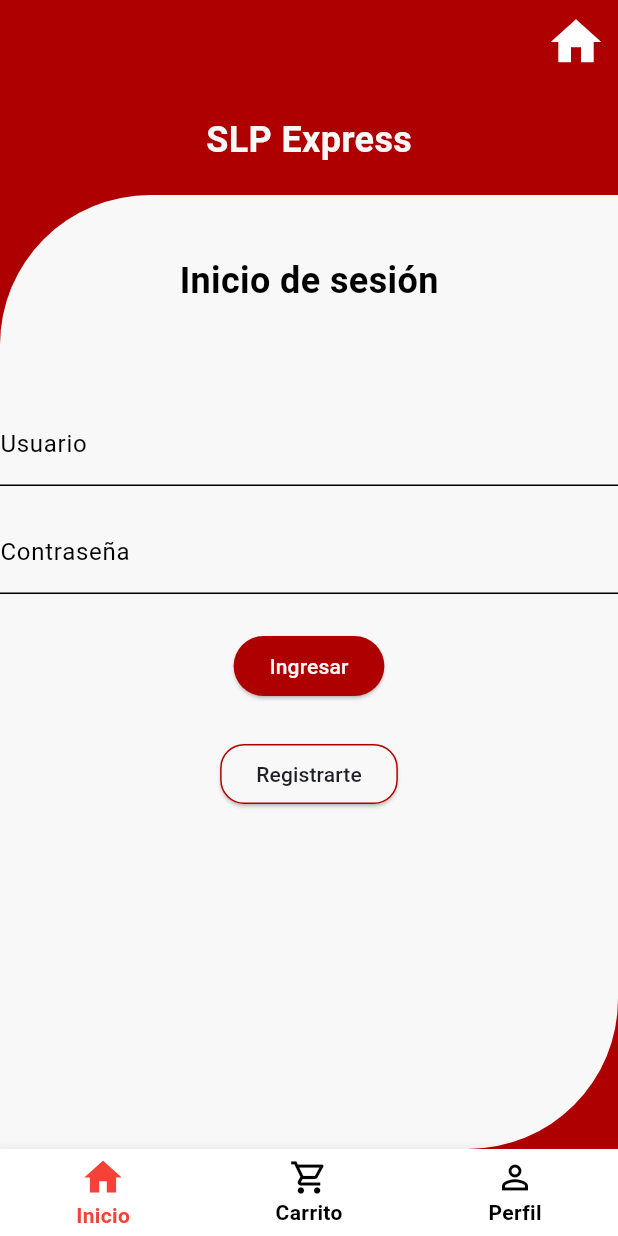
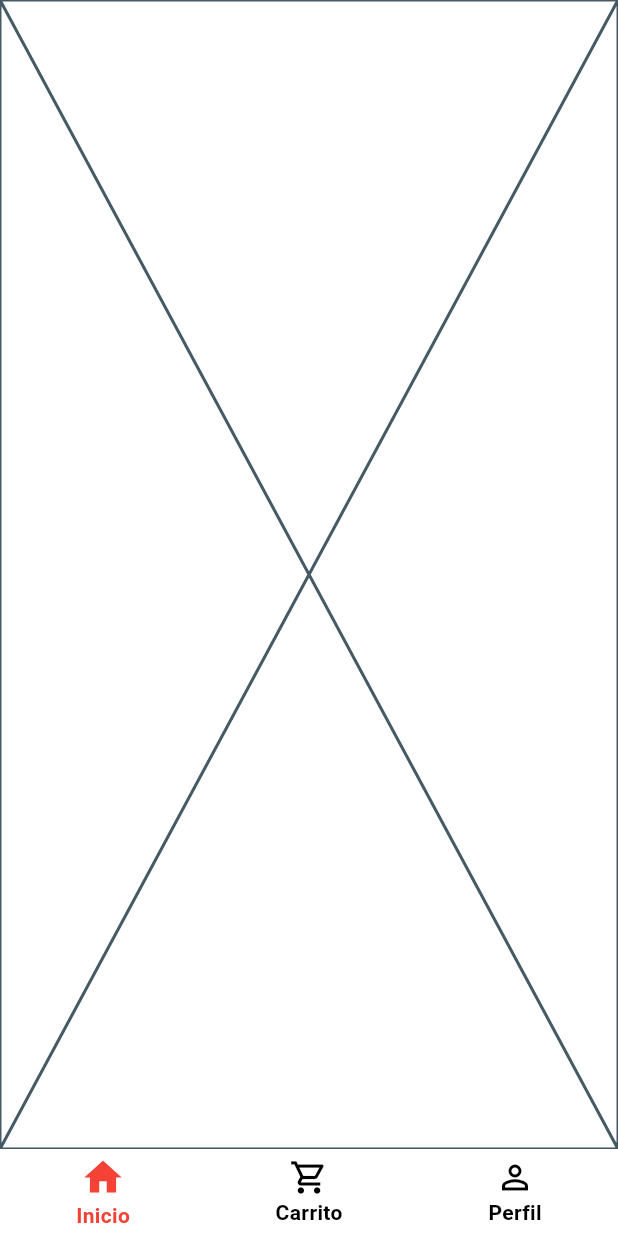
Before and after one commit to DeanHdz/Ecommerce_DesarrolloMovil_Flutter, a Flutter app: the screen it shows after launch, swiped to page 3, on a phone screen of 412 x 824 dp. Run offline on Flutter 3.47's test engine with Material 3 defaults, Android fonts, the phone set to English and light mode, and no system bars; drawn by our look-alikes of stylish_bottom_bar.

Commit message:
Redireccionamiento mejor definido y creacion de paginas base sin maquetar

```diff
--- a/ecommerce/lib/models/shop.dart
+++ b/ecommerce/lib/models/shop.dart
@@ -1,5 +1,6 @@
 import 'package:flutter/material.dart';
 import 'product.dart';
+import 'user.dart';
 
 //Cualquier cambio que hagamos (agregar/borrar de carrito) notificamos a los listeners
 //Significa que actualizamos el UI para los componentes que estan atentos a los cambios
@@ -33,11 +34,18 @@ class Shop extends ChangeNotifier {
   // Carrito de usuario
   List<Product> _cart = [];
 
+  // Usuario
+  //User _user = User(id: 1, name: "Dean Joshua Hernandez", password: "pass1234"); //Iniciado sesion
+  User _user = User(id: null, name: null, password: null); //Vista de invitado
+
   // Get product list
   List<Product> get shop => _shop;
 
   // Get user cart
   List<Product> get cart => _cart;
+
+  // Get user
+  User get user => _user;
 
   // Agregar producto a carrito
   void addToCart(Product item) {
--- /dev/null
+++ b/ecommerce/lib/models/user.dart
@@ -0,0 +1,11 @@
+class User {
+  final int? id;
+  final String? name;
+  final String? password;
+
+  User({
+    this.id,
+    this.name,
+    this.password,
+  });
+}
--- a/ecommerce/lib/pageControl.dart
+++ b/ecommerce/lib/pageControl.dart
@@ -1,7 +1,9 @@
 import 'package:ecommerce/models/product.dart';
+import 'package:ecommerce/models/user.dart';
 import 'package:ecommerce/pages/cart_page.dart';
 import 'package:ecommerce/pages/home_page.dart';
 import 'package:ecommerce/pages/login_page.dart';
+import 'package:ecommerce/pages/profile_page.dart';
 import 'package:flutter/material.dart';
 import 'package:provider/provider.dart';
 import 'package:stylish_bottom_bar/stylish_bottom_bar.dart';
@@ -26,6 +28,8 @@ class _PageControlState extends State<PageControl> {
   late List<Product> cart = context.watch<Shop>().cart;
   //Mostrar productos de la tienda
   late List<Product> products = context.watch<Shop>().shop;
+  //Obtener usuario
+  late User user = context.watch<Shop>().user;
 
   @override
   void initState() {
@@ -70,9 +74,9 @@ class _PageControlState extends State<PageControl> {
     return Scaffold(
       // Las difrentes vistas de paginas se controlan mediante PageView
       body: PageView(controller: pageController, children: [
-        Center(child: HomePage(products: products)),
+        Center(child: HomePage(products: products, user: user)),
         const Center(child: CartPage()),
-        const Center(child: LoginPage())
+        const Center(child: ProfilePage())
       ]),
       //Barra inferior
       bottomNavigationBar: StylishBottomBar(
@@ -81,10 +85,18 @@ class _PageControlState extends State<PageControl> {
             barAnimation: BarAnimation.fade, iconStyle: IconStyle.Default),
         currentIndex: selected,
         onTap: (index) {
-          setState(() {
-            selected = index;
-          });
-          pageController.jumpToPage(index);
+          // si no se ha definido un usuario, redirigir a login
+          if (user.id == null) {
+            // Redirect to LoginPage
+            Navigator.of(context).pushReplacement(
+                MaterialPageRoute(builder: (context) => const LoginPage()));
+          } else {
+            //Si ya ha iniciado sesión lo redirige de acuerdo al bottomNavBar
+            setState(() {
+              selected = index;
+            });
+            pageController.jumpToPage(index);
+          }
         },
       ),
     );
--- a/ecommerce/lib/pages/cart_page.dart
+++ b/ecommerce/lib/pages/cart_page.dart
@@ -45,6 +45,9 @@ class CartPage extends StatelessWidget {
 
   @override
   Widget build(BuildContext context) {
+    // get user
+    final user = context.watch<Shop>().user;
+
     // get access to the cart
     final cart = context.watch<Shop>().cart;
 
--- /dev/null
+++ b/ecommerce/lib/pages/profile_page.dart
@@ -0,0 +1,10 @@
+import 'package:flutter/material.dart';
+
+class ProfilePage extends StatelessWidget {
+  const ProfilePage({super.key});
+
+  @override
+  Widget build(BuildContext context) {
+    return const Placeholder();
+  }
+}
```
Also changed, not shown: ecommerce/lib/pages/admin_page.dart (added, +10 -0 lines), ecommerce/lib/pages/home_page.dart (+16 -2 lines), ecommerce/lib/pages/login_page.dart (+12 -1 lines).
